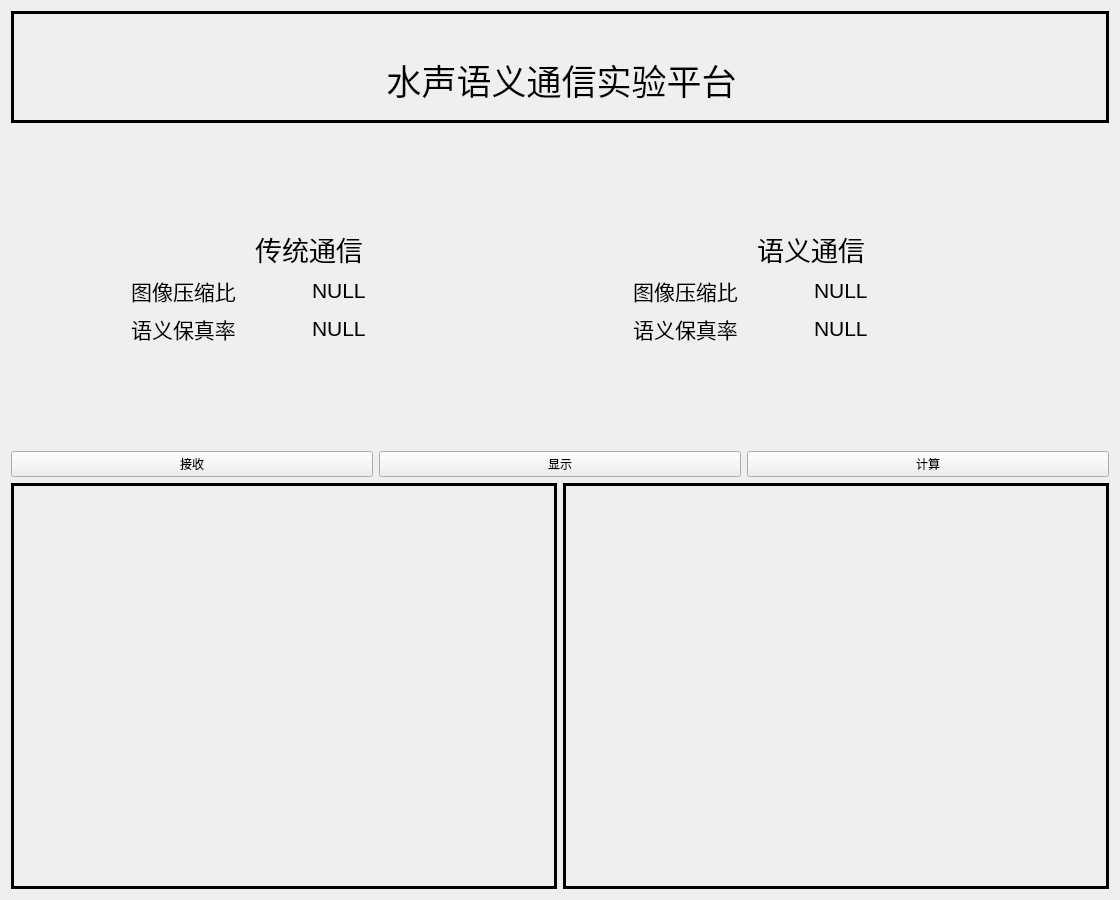
This is ui/receive/receive_static_vid_tab.ui in Foxerity/pipeline as Qt 5 draws it before an edit. The edited form follows.
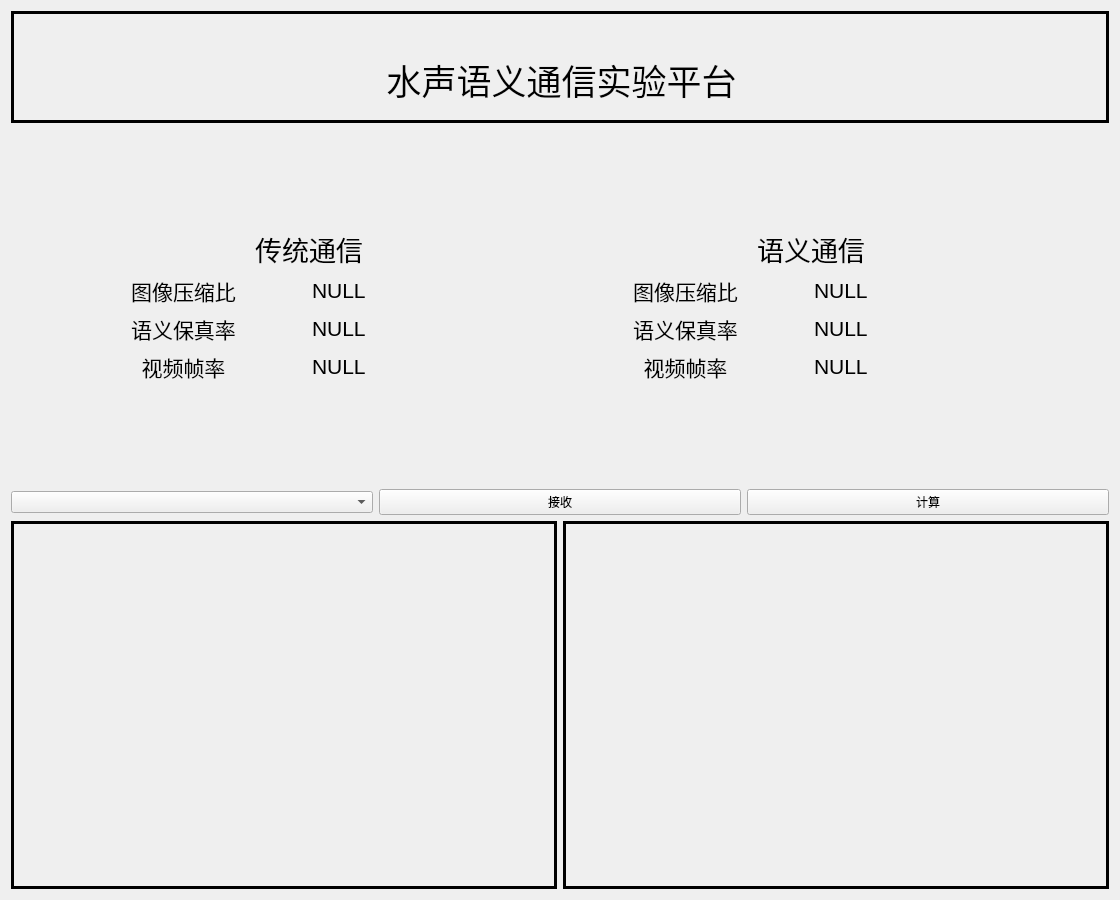
This is the edited form.

The edit to the form file:
```diff
--- a/ui/receive/receive_static_vid_tab.ui
+++ b/ui/receive/receive_static_vid_tab.ui
@@ -66,13 +66,6 @@
        </property>
        <item row="1" column="1">
         <layout class="QGridLayout" name="gridLayout_3">
-         <item row="1" column="0">
-          <widget class="QLabel" name="label_24">
-           <property name="text">
-            <string>&lt;html&gt;&lt;head/&gt;&lt;body&gt;&lt;p align=&quot;center&quot;&gt;&lt;span style=&quot; font-size:16pt;&quot;&gt;语义保真率&lt;/span&gt;&lt;/p&gt;&lt;/body&gt;&lt;/html&gt;</string>
-           </property>
-          </widget>
-         </item>
          <item row="0" column="0">
           <widget class="QLabel" name="label_25">
            <property name="text">
@@ -80,13 +73,6 @@
            </property>
           </widget>
          </item>
-         <item row="0" column="1">
-          <widget class="QLabel" name="label_26">
-           <property name="text">
-            <string>&lt;html&gt;&lt;head/&gt;&lt;body&gt;&lt;p&gt;&lt;span style=&quot; font-size:16pt;&quot;&gt;NULL&lt;/span&gt;&lt;/p&gt;&lt;/body&gt;&lt;/html&gt;</string>
-           </property>
-          </widget>
-         </item>
          <item row="1" column="1">
           <widget class="QLabel" name="label_23">
            <property name="text">
@@ -94,17 +80,38 @@
            </property>
           </widget>
          </item>
+         <item row="1" column="0">
+          <widget class="QLabel" name="label_24">
+           <property name="text">
+            <string>&lt;html&gt;&lt;head/&gt;&lt;body&gt;&lt;p align=&quot;center&quot;&gt;&lt;span style=&quot; font-size:16pt;&quot;&gt;语义保真率&lt;/span&gt;&lt;/p&gt;&lt;/body&gt;&lt;/html&gt;</string>
+           </property>
+          </widget>
+         </item>
+         <item row="0" column="1">
+          <widget class="QLabel" name="label_26">
+           <property name="text">
+            <string>&lt;html&gt;&lt;head/&gt;&lt;body&gt;&lt;p&gt;&lt;span style=&quot; font-size:16pt;&quot;&gt;NULL&lt;/span&gt;&lt;/p&gt;&lt;/body&gt;&lt;/html&gt;</string>
+           </property>
+          </widget>
+         </item>
+         <item row="2" column="0">
+          <widget class="QLabel" name="label_5">
+           <property name="text">
+            <string>&lt;html&gt;&lt;head/&gt;&lt;body&gt;&lt;p align=&quot;center&quot;&gt;&lt;span style=&quot; font-size:16pt;&quot;&gt;视频帧率&lt;/span&gt;&lt;/p&gt;&lt;/body&gt;&lt;/html&gt;</string>
+           </property>
+          </widget>
+         </item>
+         <item row="2" column="1">
+          <widget class="QLabel" name="label_6">
+           <property name="text">
+            <string>&lt;html&gt;&lt;head/&gt;&lt;body&gt;&lt;p&gt;&lt;span style=&quot; font-size:16pt;&quot;&gt;NULL&lt;/span&gt;&lt;/p&gt;&lt;/body&gt;&lt;/html&gt;</string>
+           </property>
+          </widget>
+         </item>
         </layout>
        </item>
        <item row="1" column="0">
         <layout class="QGridLayout" name="gridLayout">
-         <item row="1" column="1">
-          <widget class="QLabel" name="label_18">
-           <property name="text">
-            <string>&lt;html&gt;&lt;head/&gt;&lt;body&gt;&lt;p&gt;&lt;span style=&quot; font-size:16pt;&quot;&gt;NULL&lt;/span&gt;&lt;/p&gt;&lt;/body&gt;&lt;/html&gt;</string>
-           </property>
-          </widget>
-         </item>
          <item row="1" column="0">
           <widget class="QLabel" name="label">
            <property name="text">
@@ -135,6 +142,27 @@
            </property>
           </widget>
          </item>
+         <item row="1" column="1">
+          <widget class="QLabel" name="label_18">
+           <property name="text">
+            <string>&lt;html&gt;&lt;head/&gt;&lt;body&gt;&lt;p&gt;&lt;span style=&quot; font-size:16pt;&quot;&gt;NULL&lt;/span&gt;&lt;/p&gt;&lt;/body&gt;&lt;/html&gt;</string>
+           </property>
+          </widget>
+         </item>
+         <item row="2" column="0">
+          <widget class="QLabel" name="label_3">
+           <property name="text">
+            <string>&lt;html&gt;&lt;head/&gt;&lt;body&gt;&lt;p align=&quot;center&quot;&gt;&lt;span style=&quot; font-size:16pt;&quot;&gt;视频帧率&lt;/span&gt;&lt;/p&gt;&lt;/body&gt;&lt;/html&gt;</string>
+           </property>
+          </widget>
+         </item>
+         <item row="2" column="1">
+          <widget class="QLabel" name="label_4">
+           <property name="text">
+            <string>&lt;html&gt;&lt;head/&gt;&lt;body&gt;&lt;p&gt;&lt;span style=&quot; font-size:16pt;&quot;&gt;NULL&lt;/span&gt;&lt;/p&gt;&lt;/body&gt;&lt;/html&gt;</string>
+           </property>
+          </widget>
+         </item>
         </layout>
        </item>
        <item row="0" column="0">
@@ -155,6 +183,9 @@
      </item>
      <item>
       <layout class="QHBoxLayout" name="horizontalLayout_2">
+       <item>
+        <widget class="QComboBox" name="comboBox_4"/>
+       </item>
        <item>
         <widget class="QPushButton" name="receiveButton_4">
          <property name="text">
@@ -162,19 +193,6 @@
          </property>
         </widget>
        </item>
-       <item>
-        <widget class="QPushButton" name="showButton_4">
-         <property name="minimumSize">
-          <size>
-           <width>0</width>
-           <height>0</height>
-          </size>
-         </property>
-         <property name="text">
-          <string>显示</string>
-         </property>
-        </widget>
-       </item>
        <item>
         <widget class="QPushButton" name="calculateButton_4">
          <property name="text">
```
